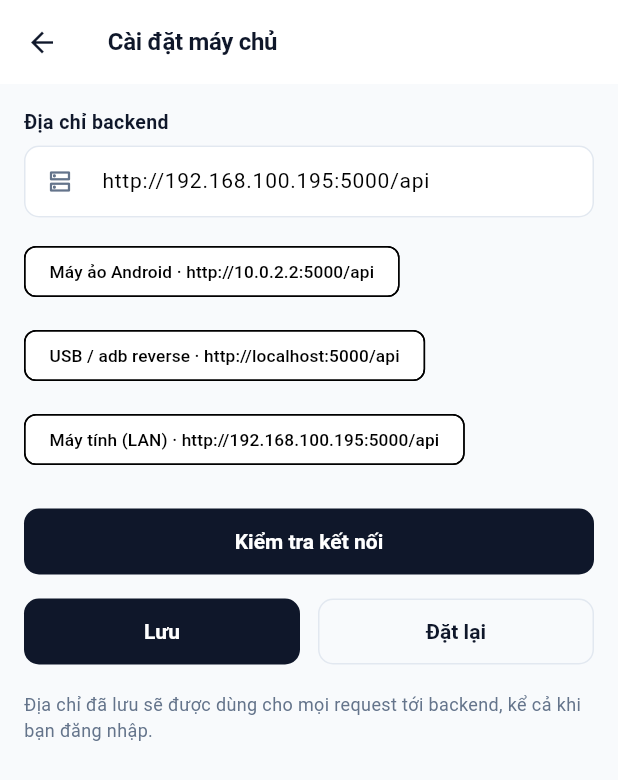
After one commit to AI-Business-copilot/abc-app, a Flutter app: the ServerSettingsScreen screen opened directly, after a tap on "Kiểm tra kết nối", after a tap on "Lưu", after a tap on "Đặt lại", on a phone screen of 412 x 824 dp. The commit adds this screen. Shown: the top 780 px of the screen. Run offline on Flutter 3.47's test engine with Material 3 defaults, Android fonts, the phone set to English and light mode, and no system bars; our stand-ins replace dio, image_picker, shared_preferences, supabase_flutter; missing offline and left inert: mobile_scanner; accounts and stored records are empty; network calls fail.

Commit message:
feat(settings): implement server settings screen for dynamic backend URL configuration
- Added a new ServerSettingsScreen to allow users to change the backend URL without rebuilding the app.
- Integrated ServerAddressStore for managing and validating the backend address.
- Updated ApiClient to use the effective backend URL dynamically.
- Added settings buttons in LoginScreen and HomeScreen for easy access to server settings.
- Adjusted AndroidManifest.xml and Info.plist to handle deep linking for OAuth callbacks.

This enhances user experience by enabling flexible backend configurations.

```diff
--- a/lib/core/config/app_config.dart
+++ b/lib/core/config/app_config.dart
@@ -5,9 +5,9 @@ class AppConfig {
   static const String supabaseAnonKey =
       'eyJhbGciOiJIUzI1NiIsInR5cCI6IkpXVCJ9.eyJpc3MiOiJzdXBhYmFzZSIsInJlZiI6InZoaXZraWNtcXdqaXlwdmJzc2J2Iiwicm9sZSI6ImFub24iLCJpYXQiOjE3OTIzODM2MTUsImV4cCI6MjEwNzk1OTYxNX0.HubY19CKmXVkWdac0Ngs989MAZZ0azfrA1P_OmBEmhc';
 
-  // 1. IP mạng LAN của máy tính đang chạy backend (192.168.88.168)
+  // 1. IP mạng LAN của máy tính đang chạy backend (192.168.100.195)
   // Dành cho thiết bị THẬT cắm cáp / cùng mạng Wi-Fi
-  static const String apiBaseUrlLan = 'http://192.168.88.168:5000/api';
+  static const String apiBaseUrlLan = 'http://192.168.100.195:5000/api';
 
   // 2. IP dành cho máy ảo Android Emulator
   static const String apiBaseUrlEmulator = 'http://10.0.2.2:5000/api';
--- /dev/null
+++ b/lib/core/config/server_address_store.dart
@@ -0,0 +1,96 @@
+import 'dart:io';
+
+import 'package:flutter/foundation.dart' show kIsWeb;
+import 'package:shared_preferences/shared_preferences.dart';
+
+import 'app_config.dart';
+
+/// Lưu địa chỉ backend do người dùng nhập, để có thể đổi mà không cần build lại.
+///
+/// Thứ tự ưu tiên:
+///   1. Giá trị đã lưu (người dùng nhập trong màn hình Cài đặt)
+///   2. `--dart-define=API_BASE_URL=...`
+///   3. Mặc định theo nền tảng (Android -> IP LAN, còn lại -> localhost)
+class ServerAddressStore {
+  static const String _kKey = 'api_base_url';
+
+  /// Đọc địa chỉ đã lưu, `null` nếu chưa có.
+  static Future<String?> read() async {
+    final prefs = await SharedPreferences.getInstance();
+    final value = prefs.getString(_kKey);
+    if (value == null) return null;
+    final normalized = normalize(value);
+    return normalized.isEmpty ? null : normalized;
+  }
+
+  /// Lưu địa chỉ mới. Trả về `null` nếu hợp lệ, hoặc thông báo lỗi.
+  static Future<String?> write(String raw) async {
+    final normalized = normalize(raw);
+    final error = validate(normalized);
+    if (error != null) return error;
+
+    final prefs = await SharedPreferences.getInstance();
+    await prefs.setString(_kKey, normalized);
+    return null;
+  }
+
+  /// Xóa địa chỉ đã lưu, quay về giá trị mặc định.
+  static Future<void> clear() async {
+    final prefs = await SharedPreferences.getInstance();
+    await prefs.remove(_kKey);
+  }
+
+  /// Địa chỉ đang dùng: giá trị đã lưu, nếu không thì mặc định theo nền tảng.
+  static Future<String> effective() async {
+    final saved = await read();
+    if (saved != null) return saved;
+    return defaultBaseUrl;
+  }
+
+  /// Mặc định theo nền tảng:
+  /// - có `--dart-define=API_BASE_URL` thì dùng giá trị đó
+  /// - Android -> IP LAN của máy tính chạy backend
+  /// - còn lại -> localhost
+  static String get defaultBaseUrl {
+    if (AppConfig.apiBaseUrlOverride.isNotEmpty) {
+      return AppConfig.apiBaseUrlOverride;
+    }
+    if (!kIsWeb && Platform.isAndroid) {
+      return AppConfig.apiBaseUrlLan;
+    }
+    return AppConfig.apiBaseUrlLocal;
+  }
+
+  /// Các địa chỉ gợi ý nhanh trong màn hình Cài đặt.
+  static List<({String label, String url})> get suggestions {
+    return [
+      (label: 'Máy ảo Android', url: AppConfig.apiBaseUrlEmulator),
+      (label: 'USB / adb reverse', url: 'http://localhost:5000/api'),
+      (label: 'Máy tính (LAN)', url: AppConfig.apiBaseUrlLan),
+    ];
+  }
+
+  /// Chuẩn hoá: bỏ khoảng trắng, bỏ dấu `/` cuối cùng.
+  static String normalize(String raw) {
+    var value = raw.trim();
+    while (value.endsWith('/')) {
+      value = value.substring(0, value.length - 1);
+    }
+    return value;
+  }
+
+  /// Kiểm tra địa chỉ hợp lệ. Trả về thông báo lỗi, `null` nếu hợp lệ.
+  static String? validate(String value) {
+    if (value.isEmpty) {
+      return 'Địa chỉ không được để trống.';
+    }
+    if (!value.startsWith('http://') && !value.startsWith('https://')) {
+      return 'Địa chỉ phải bắt đầu bằng http:// hoặc https://';
+    }
+    final uri = Uri.tryParse(value);
+    if (uri == null || uri.host.isEmpty) {
+      return 'Địa chỉ không hợp lệ.';
+    }
+    return null;
+  }
+}
--- a/lib/core/network/api_client.dart
+++ b/lib/core/network/api_client.dart
@@ -1,10 +1,7 @@
-import 'dart:io';
-
 import 'package:dio/dio.dart';
-import 'package:flutter/foundation.dart';
 import 'package:shared_preferences/shared_preferences.dart';
 import 'package:supabase_flutter/supabase_flutter.dart';
-import '../config/app_config.dart';
+import '../config/server_address_store.dart';
 
 class ApiClient {
   static final ApiClient _instance = ApiClient._internal();
@@ -13,19 +10,10 @@ class ApiClient {
   late final Dio dio;
 
   ApiClient._internal() {
-    // Trên máy thật kết nối cùng Wi-Fi với máy tính, trỏ tới IP LAN của máy tính: 192.168.88.168:5000
-    // Trên máy ảo Android Emulator trỏ tới 10.0.2.2:5000
-    // Trên Desktop/Web trỏ tới localhost:5000
-    final String baseUrl;
-    if (AppConfig.apiBaseUrlOverride.isNotEmpty) {
-      // Ghi đè thủ công bằng --dart-define=API_BASE_URL=...
-      baseUrl = AppConfig.apiBaseUrlOverride;
-    } else if (!kIsWeb && Platform.isAndroid) {
-      // Mặc định ưu tiên IP LAN để thiết bị thật cắm cáp/bắt Wi-Fi đều kết nối được
-      baseUrl = AppConfig.apiBaseUrlLan;
-    } else {
-      baseUrl = AppConfig.apiBaseUrlLocal;
-    }
+    // Địa chỉ backend mặc định lúc khởi động.
+    // Mặc định theo nền tảng, nhưng có thể bị ghi đè lúc chạy bởi giá trị
+    // người dùng lưu trong màn hình Cài đặt (xem ServerAddressStore).
+    final String baseUrl = ServerAddressStore.defaultBaseUrl;
 
     dio = Dio(
       BaseOptions(
@@ -42,6 +30,10 @@ class ApiClient {
     dio.interceptors.add(
       InterceptorsWrapper(
         onRequest: (options, handler) async {
+          // Địa chỉ backend được xác định lại ở mỗi request để người dùng
+          // đổi được trong màn hình Cài đặt mà không cần build lại app.
+          options.baseUrl = await ServerAddressStore.effective();
+
           // Gắn Supabase Access Token nếu user đã login
           final session = Supabase.instance.client.auth.currentSession;
           if (session?.accessToken != null) {
--- a/lib/features/auth/screens/login_screen.dart
+++ b/lib/features/auth/screens/login_screen.dart
@@ -6,6 +6,7 @@ import 'package:abc_app/core/theme/app_theme.dart';
 import 'package:abc_app/features/auth/services/auth_service.dart';
 import 'package:abc_app/features/auth/widgets/google_logo.dart';
 import 'package:abc_app/features/home/home_screen.dart';
+import 'package:abc_app/features/settings/screens/server_settings_screen.dart';
 
 class LoginScreen extends StatefulWidget {
   const LoginScreen({super.key});
@@ -183,6 +184,21 @@ class _LoginScreenState extends State<LoginScreen> with WidgetsBindingObserver {
                 mainAxisAlignment: MainAxisAlignment.center,
                 crossAxisAlignment: CrossAxisAlignment.stretch,
                 children: [
+                  // Nút cài đặt máy chủ: cần mở được TRƯỚC khi đăng nhập,
+                  // vì nếu địa chỉ backend sai thì không bao giờ vào được HomeScreen.
+                  Align(
+                    alignment: Alignment.topRight,
+                    child: IconButton(
+                      icon: const Icon(Icons.settings_outlined, size: 20, color: AppTheme.muted),
+                      tooltip: 'Cài đặt máy chủ',
+                      onPressed: () {
+                        Navigator.of(context).push(
+                          MaterialPageRoute(builder: (_) => const ServerSettingsScreen()),
+                        );
+                      },
+                    ),
+                  ),
+
                   // Minimal Brand Signet
                   Align(
                     alignment: Alignment.centerLeft,
--- a/lib/features/auth/services/auth_service.dart
+++ b/lib/features/auth/services/auth_service.dart
@@ -83,6 +83,9 @@ class AuthService {
     return await _supabase.auth.signInWithOAuth(
       OAuthProvider.google,
       redirectTo: AppConfig.oauthRedirectUrl,
+      // Google rejects embedded webviews (SFSafariViewController / Custom Tabs).
+      // supabase_flutter forces this on Android only; iOS needs it explicitly.
+      authScreenLaunchMode: LaunchMode.externalApplication,
       queryParams: const {'access_type': 'offline', 'prompt': 'consent'},
     );
   }
--- a/lib/features/home/home_screen.dart
+++ b/lib/features/home/home_screen.dart
@@ -6,6 +6,7 @@ import 'package:abc_app/features/products/screens/products_screen.dart';
 import 'package:abc_app/features/alerts/screens/alerts_screen.dart';
 import 'package:abc_app/features/audits/screens/audits_list_screen.dart';
 import 'package:abc_app/features/lots/screens/lots_and_scrap_screen.dart';
+import 'package:abc_app/features/settings/screens/server_settings_screen.dart';
 
 class HomeScreen extends StatefulWidget {
   const HomeScreen({super.key});
@@ -103,6 +104,15 @@ class _HomeScreenState extends State<HomeScreen> {
         ),
         actions: [
           IconButton(
+            icon: const Icon(Icons.settings_outlined, size: 20, color: AppTheme.muted),
+            tooltip: 'Cài đặt máy chủ',
+            onPressed: () {
+              Navigator.of(context).push(
+                MaterialPageRoute(builder: (_) => const ServerSettingsScreen()),
+              );
+            },
+          ),
+          IconButton(
             icon: const Icon(Icons.logout_rounded, size: 20, color: AppTheme.muted),
             tooltip: 'Đăng xuất',
             onPressed: _handleSignOut,
--- /dev/null
+++ b/lib/features/settings/screens/server_settings_screen.dart
@@ -0,0 +1,241 @@
+import 'package:dio/dio.dart';
+import 'package:flutter/material.dart';
+import 'package:abc_app/core/config/server_address_store.dart';
+import 'package:abc_app/core/theme/app_theme.dart';
+
+/// Màn hình Cài đặt: cho phép đổi địa chỉ backend lúc chạy mà không cần build lại app.
+class ServerSettingsScreen extends StatefulWidget {
+  const ServerSettingsScreen({super.key});
+
+  @override
+  State<ServerSettingsScreen> createState() => _ServerSettingsScreenState();
+}
+
+class _ServerSettingsScreenState extends State<ServerSettingsScreen> {
+  final _controller = TextEditingController();
+  bool _isLoading = true;
+  bool _isTesting = false;
+  String? _message;
+  bool _messageIsError = false;
+
+  @override
+  void initState() {
+    super.initState();
+    _load();
+  }
+
+  @override
+  void dispose() {
+    _controller.dispose();
+    super.dispose();
+  }
+
+  Future<void> _load() async {
+    final effective = await ServerAddressStore.effective();
+    if (!mounted) return;
+    setState(() {
+      _controller.text = effective;
+      _isLoading = false;
+    });
+  }
+
+  void _showMessage(String message, {bool isError = false}) {
+    if (!mounted) return;
+    setState(() {
+      _message = message;
+      _messageIsError = isError;
+    });
+  }
+
+  Future<void> _save() async {
+    final error = await ServerAddressStore.write(_controller.text);
+    if (error != null) {
+      _showMessage(error, isError: true);
+      return;
+    }
+    _showMessage('Đã lưu địa chỉ backend.');
+  }
+
+  Future<void> _reset() async {
+    await ServerAddressStore.clear();
+    if (!mounted) return;
+    setState(() {
+      _controller.text = ServerAddressStore.defaultBaseUrl;
+      _message = null;
+      _messageIsError = false;
+    });
+  }
+
+  Future<void> _testConnection() async {
+    final url = ServerAddressStore.normalize(_controller.text);
+    final error = ServerAddressStore.validate(url);
+    if (error != null) {
+      _showMessage(error, isError: true);
+      return;
+    }
+
+    setState(() {
+      _isTesting = true;
+      _message = null;
+    });
+
+    final dio = Dio(BaseOptions(
+      baseUrl: url,
+      connectTimeout: const Duration(seconds: 8),
+      receiveTimeout: const Duration(seconds: 8),
+    ));
+
+    try {
+      final response = await dio.get('/health');
+      final body = response.data is Map ? (response.data as Map)['status'] : null;
+      _showMessage('Kết nối thành công${body != null ? ' ($body)' : ''}.');
+    } catch (e) {
+      _showMessage('Không kết nối được: ${_describeError(e)}', isError: true);
+    } finally {
+      if (mounted) setState(() => _isTesting = false);
+    }
+  }
+
+  String _describeError(Object error) {
+    if (error is DioException) {
+      switch (error.type) {
+        case DioExceptionType.connectionTimeout:
+        case DioExceptionType.sendTimeout:
+        case DioExceptionType.receiveTimeout:
+          return 'hết thời gian chờ';
+        case DioExceptionType.connectionError:
+          return 'không kết nối được tới máy chủ';
+        case DioExceptionType.badResponse:
+          return 'máy chủ trả về lỗi ${error.response?.statusCode}';
+        default:
+          return error.message ?? 'lỗi không xác định';
+      }
+    }
+    return error.toString();
+  }
+
+  @override
+  Widget build(BuildContext context) {
+    return Scaffold(
+      appBar: AppBar(title: const Text('Cài đặt máy chủ')),
+      body: _isLoading
+          ? const Center(child: CircularProgressIndicator())
+          : SingleChildScrollView(
+              padding: const EdgeInsets.all(16),
+              child: Column(
+                crossAxisAlignment: CrossAxisAlignment.stretch,
+                children: [
+                  const Text(
+                    'Địa chỉ backend',
+                    style: TextStyle(fontSize: 13, fontWeight: FontWeight.w600, color: AppTheme.primary),
+                  ),
+                  const SizedBox(height: 6),
+                  TextField(
+                    controller: _controller,
+                    keyboardType: TextInputType.url,
+                    style: const TextStyle(fontSize: 14),
+                    decoration: const InputDecoration(
+                      hintText: 'http://192.168.100.195:5000/api',
+                      prefixIcon: Icon(Icons.dns_outlined, size: 18, color: AppTheme.muted),
+                    ),
+                  ),
+                  const SizedBox(height: 12),
+                  Wrap(
+                    spacing: 8,
+                    runSpacing: 8,
+                    children: ServerAddressStore.suggestions
+                        .map(
+                          (s) => ActionChip(
+                            label: Text('${s.label} · ${s.url}'),
+                            labelStyle: const TextStyle(fontSize: 11.5),
+                            onPressed: () {
+                              setState(() {
+                                _controller.text = s.url;
+                              });
+                            },
+                          ),
+                        )
+                        .toList(),
+                  ),
+                  const SizedBox(height: 20),
+                  if (_message != null) ...[
+                    Container(
+                      padding: const EdgeInsets.all(12),
+                      decoration: BoxDecoration(
+                        color: _messageIsError ? AppTheme.dangerBg : AppTheme.successBg,
+                        borderRadius: BorderRadius.circular(8),
+                        border: Border.all(
+                          color: (_messageIsError ? AppTheme.danger : AppTheme.success)
+                              .withValues(alpha: 0.3),
+                        ),
+                      ),
+                      child: Row(
+                        children: [
+                          Icon(
+                            _messageIsError
+                                ? Icons.error_outline_rounded
+                                : Icons.check_circle_outline_rounded,
+                            color: _messageIsError ? AppTheme.danger : AppTheme.success,
+                            size: 18,
+                          ),
+                          const SizedBox(width: 8),
+                          Expanded(
+                            child: Text(
+                              _message!,
+                              style: TextStyle(
+                                color: _messageIsError ? AppTheme.danger : AppTheme.success,
+                                fontSize: 12.5,
+                              ),
+                            ),
+                          ),
+                        ],
+                      ),
+                    ),
+                    const SizedBox(height: 16),
+                  ],
+                  ElevatedButton(
+                    onPressed: _isTesting ? null : _testConnection,
+                    child: _isTesting
+                        ? const SizedBox(
+                            height: 18,
+                            width: 18,
+                            child: CircularProgressIndicator(strokeWidth: 2, color: Colors.white),
+                          )
+                        : const Text('Kiểm tra kết nối'),
+                  ),
+                  const SizedBox(height: 12),
+                  Row(
+                    children: [
+                      Expanded(
+                        child: ElevatedButton(
+                          onPressed: _save,
+                          child: const Text('Lưu'),
+                        ),
+                      ),
+                      const SizedBox(width: 12),
+                      Expanded(
+                        child: OutlinedButton(
+                          onPressed: _reset,
+                          style: OutlinedButton.styleFrom(
+                            foregroundColor: AppTheme.primary,
+                            side: const BorderSide(color: AppTheme.border),
+                            padding: const EdgeInsets.symmetric(vertical: 14, horizontal: 16),
+                            shape: RoundedRectangleBorder(borderRadius: BorderRadius.circular(10)),
+                            textStyle: const TextStyle(fontWeight: FontWeight.w600, fontSize: 14),
+                          ),
+                          child: const Text('Đặt lại'),
+                        ),
+                      ),
+                    ],
+                  ),
+                  const SizedBox(height: 16),
+                  const Text(
+                    'Địa chỉ đã lưu sẽ được dùng cho mọi request tới backend, kể cả khi bạn đăng nhập.',
+                    style: TextStyle(fontSize: 12, color: AppTheme.muted),
+                  ),
+                ],
+              ),
+            ),
+    );
+  }
+}
--- a/pubspec.yaml
+++ b/pubspec.yaml
@@ -40,6 +40,9 @@ dependencies:
   intl: ^0.20.3
   mobile_scanner: ^7.5.0
   image_picker: ^1.1.2
+  # Deep linking for the Supabase OAuth (PKCE) callback.
+  app_links: ^7.0.0
+  url_launcher: ^6.3.2
 
 dev_dependencies:
   flutter_test:
```
Also changed, not shown: pubspec.lock, 3 other files.
